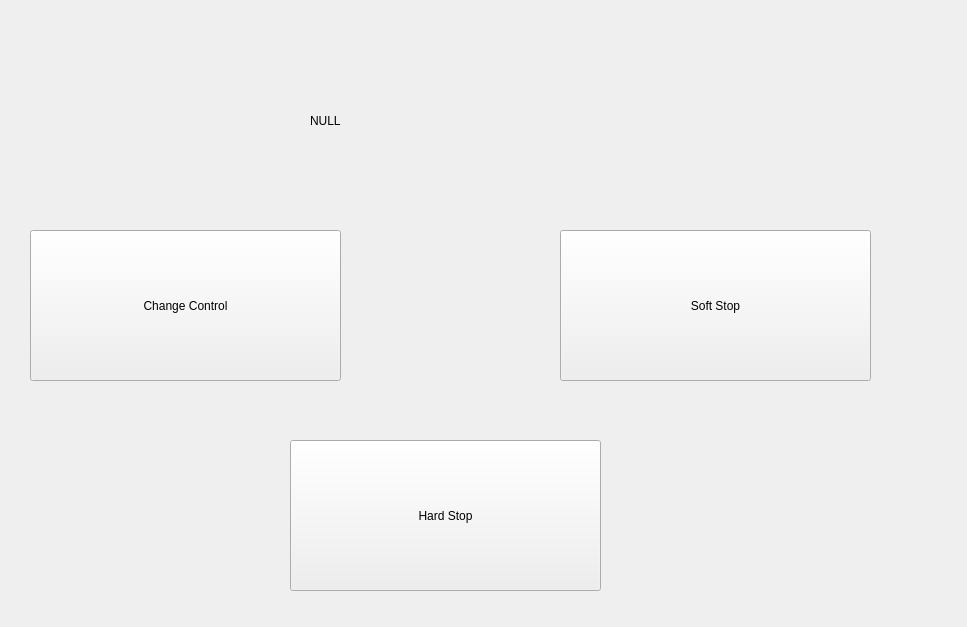
vanderbiltrobotics/NASA-RMC-2018-2019, file robot_rqt_plugin/resource/MyPlugin.ui: the form before one commit.
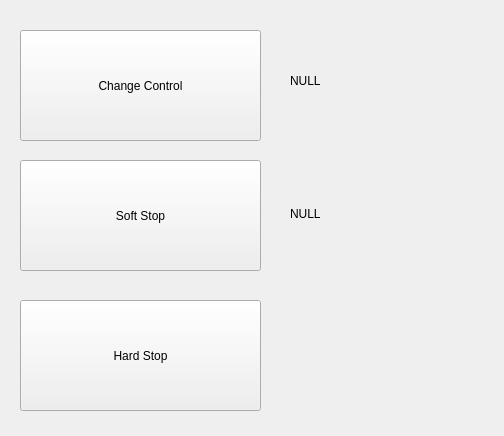
The form after the commit.

Diff of the .ui file:
```diff
--- a/robot_rqt_plugin/resource/MyPlugin.ui
+++ b/robot_rqt_plugin/resource/MyPlugin.ui
@@ -6,8 +6,8 @@
    <rect>
     <x>0</x>
     <y>0</y>
-    <width>967</width>
-    <height>627</height>
+    <width>504</width>
+    <height>436</height>
    </rect>
   </property>
   <property name="windowTitle">
@@ -16,10 +16,10 @@
   <widget class="QPushButton" name="hard_stop">
    <property name="geometry">
     <rect>
-     <x>290</x>
-     <y>440</y>
-     <width>311</width>
-     <height>151</height>
+     <x>20</x>
+     <y>300</y>
+     <width>241</width>
+     <height>111</height>
     </rect>
    </property>
    <property name="text">
@@ -29,10 +29,10 @@
   <widget class="QPushButton" name="control">
    <property name="geometry">
     <rect>
-     <x>30</x>
-     <y>230</y>
-     <width>311</width>
-     <height>151</height>
+     <x>20</x>
+     <y>30</y>
+     <width>241</width>
+     <height>111</height>
     </rect>
    </property>
    <property name="text">
@@ -42,9 +42,9 @@
   <widget class="QLabel" name="mode">
    <property name="geometry">
     <rect>
-     <x>310</x>
-     <y>70</y>
-     <width>331</width>
+     <x>290</x>
+     <y>30</y>
+     <width>201</width>
      <height>101</height>
     </rect>
    </property>
@@ -55,16 +55,42 @@
   <widget class="QPushButton" name="soft_stop">
    <property name="geometry">
     <rect>
-     <x>560</x>
-     <y>230</y>
-     <width>311</width>
-     <height>151</height>
+     <x>20</x>
+     <y>160</y>
+     <width>241</width>
+     <height>111</height>
     </rect>
    </property>
    <property name="text">
     <string>Soft Stop</string>
    </property>
   </widget>
+  <widget class="QLabel" name="soft">
+   <property name="geometry">
+    <rect>
+     <x>290</x>
+     <y>200</y>
+     <width>114</width>
+     <height>28</height>
+    </rect>
+   </property>
+   <property name="text">
+    <string>NULL</string>
+   </property>
+  </widget>
+  <widget class="QLabel" name="hard">
+   <property name="geometry">
+    <rect>
+     <x>290</x>
+     <y>320</y>
+     <width>191</width>
+     <height>71</height>
+    </rect>
+   </property>
+   <property name="text">
+    <string/>
+   </property>
+  </widget>
  </widget>
  <resources/>
  <connections/>
```
